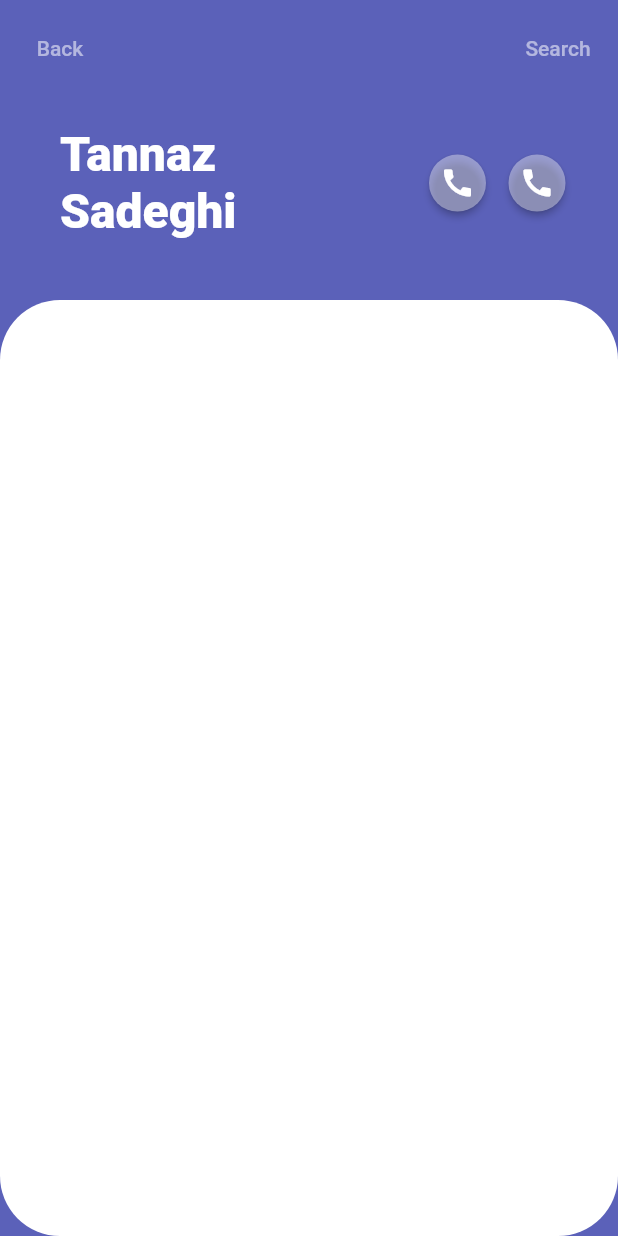
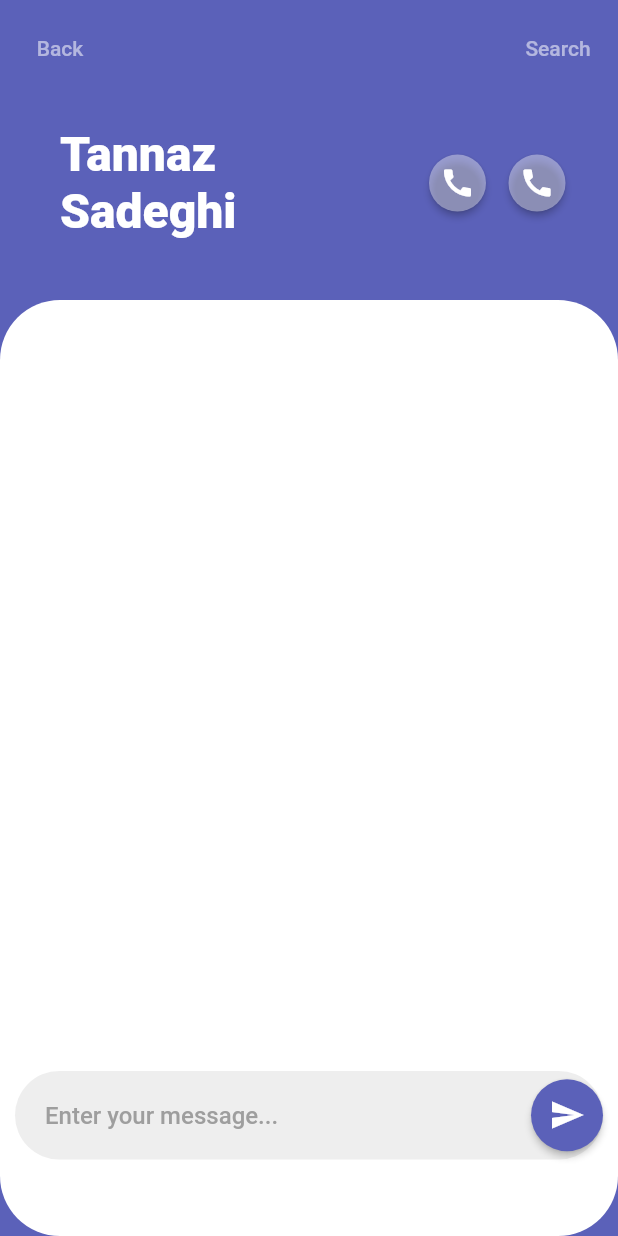
Before and after one commit to tayeb66/Chat_UI, a Flutter app: the ChatPage screen opened directly, on a phone screen of 412 x 824 dp. Run offline on Flutter 3.47's test engine with Material 2 defaults, Android fonts, the phone set to English and light mode, and no system bars; Roboto replaces fonts that are missing (Quicksand).

Commit message:
implement footerInput

```diff
--- a/lib/views/chat_page.dart
+++ b/lib/views/chat_page.dart
@@ -15,8 +15,14 @@ class ChatPage extends StatelessWidget {
           Container(
             height: MediaQuery.of(context).size.height - 200,
             decoration: BoxDecoration(
-              borderRadius: BorderRadius.circular(40),
-              color: Colors.white
+                borderRadius: BorderRadius.circular(40), color: Colors.white),
+            child: Column(
+              children: [
+                SizedBox(
+                  height: MediaQuery.of(context).size.height - 310,
+                ),
+               footerInput(),
+              ],
             ),
           )
         ],
@@ -25,9 +31,45 @@ class ChatPage extends StatelessWidget {
   }
 }
 
+Padding footerInput(){
+  return  Padding(
+    padding: EdgeInsets.symmetric(
+      horizontal: 10,
+    ),
+    child: TextField(
+      decoration: InputDecoration(
+        hintText: 'Enter your message...',
+        contentPadding: EdgeInsets.symmetric(horizontal: 20,vertical: 20),
+        hintStyle: TextStyle(
+            color: Colors.grey[500],
+            fontWeight: FontWeight.w500),
+        fillColor: Colors.grey[200],
+        filled: true,
+        border: OutlineInputBorder(
+          borderRadius: BorderRadius.circular(30),
+          borderSide:
+          BorderSide(width: 0, style: BorderStyle.none),
+        ),
+        suffixIcon:  RawMaterialButton(
+          constraints: BoxConstraints(minWidth: 0),
+          fillColor: Color(0xff5b61b9),
+          shape: CircleBorder(),
+          elevation: 2.0,
+          padding: EdgeInsets.all(3),
+          onPressed: () {},
+          child: Icon(
+            Icons.send,
+            color: Colors.white,
+          ),
+        ),
+      ),
+    ),
+  );
+}
+
 Padding header() {
   return Padding(
-    padding: EdgeInsets.only(left: 40, top: 20, bottom: 40,right: 30),
+    padding: EdgeInsets.only(left: 40, top: 20, bottom: 40, right: 30),
     child: Row(
       children: [
         PrimaryText(
@@ -49,7 +91,9 @@ Padding header() {
             color: Colors.white,
           ),
         ),
-        SizedBox(width: 5,),
+        SizedBox(
+          width: 5,
+        ),
         RawMaterialButton(
           constraints: BoxConstraints(minWidth: 0),
           fillColor: Colors.white38,
```
